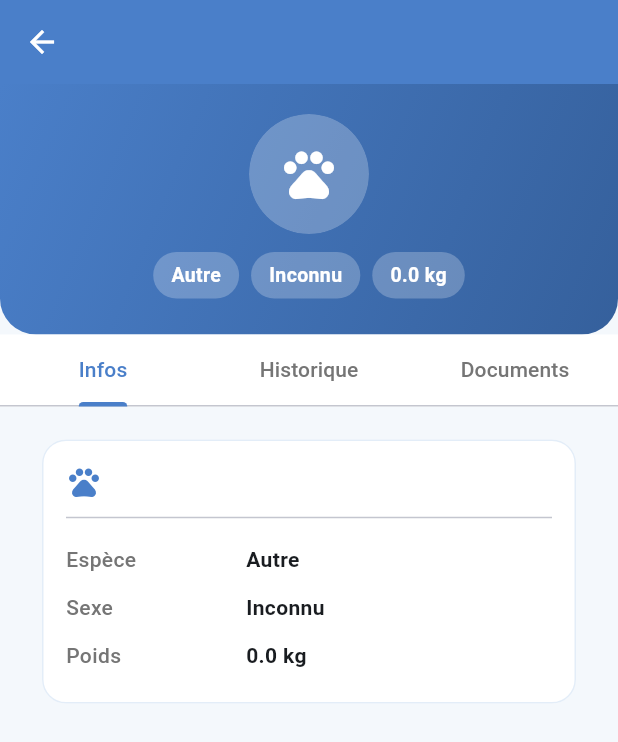
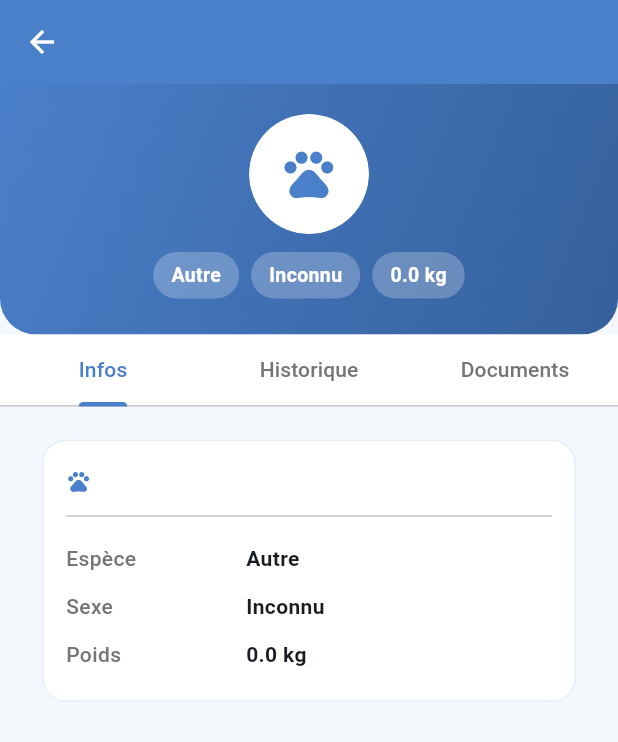
Before and after one commit to rahmabarouni/vetclinic-, a Flutter app: the PetDetailScreen screen opened directly with empty values, on a phone screen of 412 x 824 dp. Shown: the top 742 px of the screen. Run offline on Flutter 3.47's test engine with Material 3 defaults, Android fonts, the phone set to English and light mode, and no system bars; our stand-ins replace dio, firebase_core, firebase_messaging, flutter_local_notifications, flutter_riverpod, flutter_secure_storage and 2 more; accounts and stored records are empty; network calls fail.

Commit message:
feat(app): illustrations d'especes animales et image de couverture login

```diff
--- a/vetclinic_app/lib/screens/home_screen.dart
+++ b/vetclinic_app/lib/screens/home_screen.dart
@@ -8,6 +8,7 @@ import '../providers/notifications_provider.dart';
 import '../providers/pets_provider.dart';
 import '../theme/app_theme.dart';
 import '../utils/date_utils.dart';
+import '../widgets/pet_species_image.dart';
 import 'appointment_form_screen.dart';
 import 'notifications_screen.dart';
 import 'pet_detail_screen.dart';
@@ -371,7 +372,7 @@ class _PetMiniCard extends StatelessWidget {
             CircleAvatar(
               radius: 22,
               backgroundColor: AppColors.primaryLight,
-              child: const Icon(Icons.pets, color: AppColors.primary),
+              child: PetSpeciesImage(species: pet.species, size: 34),
             ),
             const SizedBox(height: 8),
             Text(
--- a/vetclinic_app/lib/screens/pet_detail_screen.dart
+++ b/vetclinic_app/lib/screens/pet_detail_screen.dart
@@ -6,6 +6,7 @@ import '../models/pet_document.dart';
 import '../providers/auth_provider.dart';
 import '../theme/app_theme.dart';
 import '../utils/date_utils.dart';
+import '../widgets/pet_species_image.dart';
 
 class PetDetailScreen extends ConsumerStatefulWidget {
   final Pet pet;
@@ -131,15 +132,6 @@ class _PetBanner extends StatelessWidget {
   final Pet pet;
   const _PetBanner({required this.pet});
 
-  IconData get _speciesIcon {
-    switch (pet.species) {
-      case 'BIRD':
-        return Icons.egg;
-      default:
-        return Icons.pets;
-    }
-  }
-
   @override
   Widget build(BuildContext context) {
     return Container(
@@ -164,14 +156,14 @@ class _PetBanner extends StatelessWidget {
                     fit: BoxFit.cover,
                     errorBuilder: (_, _, _) => CircleAvatar(
                       radius: 40,
-                      backgroundColor: Colors.white24,
-                      child: Icon(_speciesIcon, color: Colors.white, size: 40),
+                      backgroundColor: Colors.white,
+                      child: PetSpeciesImage(species: pet.species, size: 56),
                     ),
                   )
                 : CircleAvatar(
                     radius: 40,
-                    backgroundColor: Colors.white24,
-                    child: Icon(_speciesIcon, color: Colors.white, size: 40),
+                    backgroundColor: Colors.white,
+                    child: PetSpeciesImage(species: pet.species, size: 56),
                   ),
           ),
           const SizedBox(height: 12),
@@ -228,7 +220,7 @@ class _InfoTab extends StatelessWidget {
               children: [
                 Row(
                   children: [
-                    const Icon(Icons.pets, color: AppColors.primary),
+                    PetSpeciesImage(species: pet.species, size: 24),
                     const SizedBox(width: 8),
                     Text(
                       pet.name,
--- /dev/null
+++ b/vetclinic_app/lib/widgets/pet_species_image.dart
@@ -0,0 +1,43 @@
+import 'package:flutter/material.dart';
+
+import '../theme/app_theme.dart';
+
+/// Affiche l'illustration correspondant à l'espèce d'un animal.
+///
+/// Les images sont fournies dans `assets/animals/`. Si l'espèce n'a pas
+/// d'illustration dédiée, une icône "patte" est utilisée en fallback.
+class PetSpeciesImage extends StatelessWidget {
+  final String species;
+  final double size;
+
+  const PetSpeciesImage({super.key, required this.species, this.size = 32});
+
+  static const Map<String, String> _assets = {
+    'DOG': 'assets/animals/dog.png',
+    'CAT': 'assets/animals/cat.png',
+    'BIRD': 'assets/animals/bird.png',
+    'RABBIT': 'assets/animals/rabbit.png',
+    'RODENT': 'assets/animals/rodent.png',
+    'REPTILE': 'assets/animals/reptile.png',
+  };
+
+  /// Chemin de l'image pour une espèce, ou `null` s'il n'y en a pas.
+  static String? assetFor(String species) => _assets[species.toUpperCase()];
+
+  @override
+  Widget build(BuildContext context) {
+    final asset = assetFor(species);
+    if (asset == null) {
+      return Icon(Icons.pets, size: size * 0.7, color: AppColors.primary);
+    }
+    return Image.asset(
+      asset,
+      width: size,
+      height: size,
+      fit: BoxFit.contain,
+      // En cas d'échec de chargement, on retombe sur l'icône générique.
+      errorBuilder: (_, _, _) =>
+          Icon(Icons.pets, size: size * 0.7, color: AppColors.primary),
+    );
+  }
+}
```
Also changed, not shown: vetclinic_app/lib/screens/login_screen.dart (+8 -1 lines), vetclinic_app/lib/screens/pets_list_screen.dart (+2 -16 lines), vetclinic_app/pubspec.yaml (+3 -4 lines), vetclinic_app/assets/animals/bird.png (added), vetclinic_app/assets/animals/cat.png (added), vetclinic_app/assets/animals/dog.png (added), vetclinic_app/assets/animals/rabbit.png (added), vetclinic_app/assets/animals/reptile.png (added), vetclinic_app/assets/animals/rodent.png (added), vetclinic_app/assets/images/login_cover.png (added), 1 other file.
